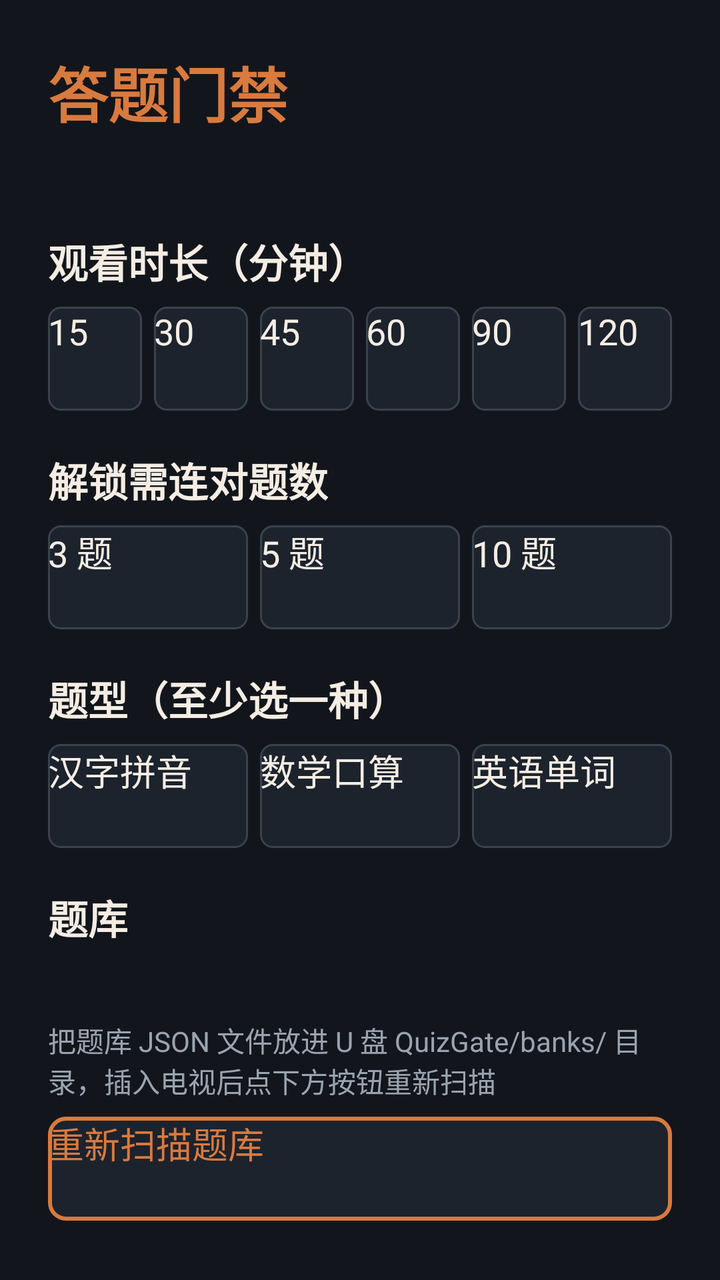
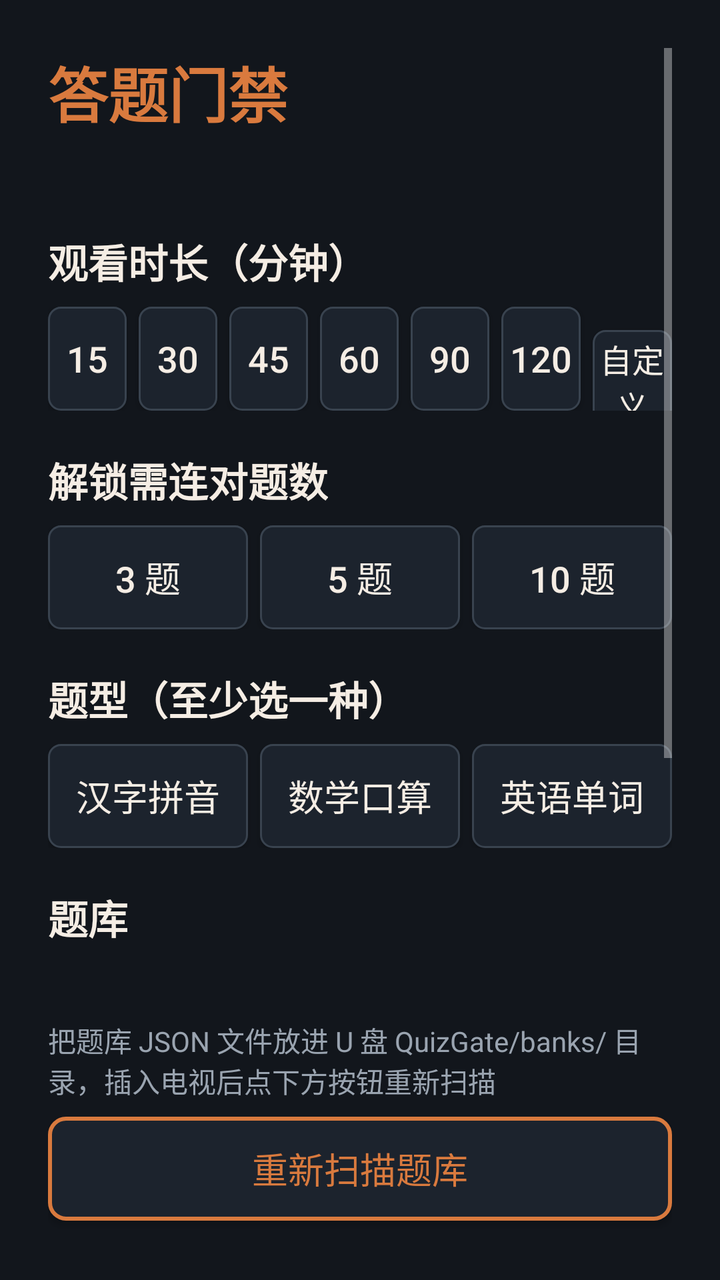

Before-and-after screenshots of an Android layout around one commit, followed by the original layout XML and the change that was made.
<!-- AndroidManifest.xml: application theme Theme.QuizGate -->
<!-- res/layout/activity_main.xml -->
<?xml version="1.0" encoding="utf-8"?>
<ScrollView xmlns:android="http://schemas.android.com/apk/res/android"
    android:layout_width="match_parent"
    android:layout_height="match_parent"
    android:background="@color/bg"
    android:padding="24dp">

    <LinearLayout
        android:layout_width="match_parent"
        android:layout_height="wrap_content"
        android:orientation="vertical">

        <TextView
            android:layout_width="wrap_content"
            android:layout_height="wrap_content"
            android:text="@string/app_name"
            android:textColor="@color/accent"
            android:textSize="30sp"
            android:textStyle="bold" />

        <TextView
            android:id="@+id/tv_status"
            android:layout_width="wrap_content"
            android:layout_height="wrap_content"
            android:layout_marginTop="4dp"
            android:textColor="@color/text_secondary"
            android:textSize="18sp" />

        <TextView
            android:layout_width="wrap_content"
            android:layout_height="wrap_content"
            android:layout_marginTop="20dp"
            android:text="观看时长（分钟）"
            android:textColor="@color/text"
            android:textSize="20sp"
            android:textStyle="bold" />

        <LinearLayout
            android:layout_width="match_parent"
            android:layout_height="wrap_content"
            android:layout_marginTop="8dp"
            android:orientation="horizontal">

            <ToggleButton
                android:id="@+id/tg_m15"
                android:layout_width="0dp"
                android:layout_height="52dp"
                android:layout_weight="1"
                android:background="@drawable/bg_toggle"
                android:textColor="@color/text"
                android:textOff="15"
                android:textOn="15"
                android:textSize="18sp" />

            <ToggleButton
                android:id="@+id/tg_m30"
                android:layout_width="0dp"
                android:layout_height="52dp"
                android:layout_marginStart="6dp"
                android:layout_weight="1"
                android:background="@drawable/bg_toggle"
                android:textColor="@color/text"
                android:textOff="30"
                android:textOn="30"
                android:textSize="18sp" />

            <ToggleButton
                android:id="@+id/tg_m45"
                android:layout_width="0dp"
                android:layout_height="52dp"
                android:layout_marginStart="6dp"
                android:layout_weight="1"
                android:background="@drawable/bg_toggle"
                android:textColor="@color/text"
                android:textOff="45"
                android:textOn="45"
                android:textSize="18sp" />

            <ToggleButton
                android:id="@+id/tg_m60"
                android:layout_width="0dp"
                android:layout_height="52dp"
                android:layout_marginStart="6dp"
                android:layout_weight="1"
                android:background="@drawable/bg_toggle"
                android:textColor="@color/text"
                android:textOff="60"
                android:textOn="60"
                android:textSize="18sp" />

            <ToggleButton
                android:id="@+id/tg_m90"
                android:layout_width="0dp"
                android:layout_height="52dp"
                android:layout_marginStart="6dp"
                android:layout_weight="1"
                android:background="@drawable/bg_toggle"
                android:textColor="@color/text"
                android:textOff="90"
                android:textOn="90"
                android:textSize="18sp" />

            <ToggleButton
                android:id="@+id/tg_m120"
                android:layout_width="0dp"
                android:layout_height="52dp"
                android:layout_marginStart="6dp"
                android:layout_weight="1"
                android:background="@drawable/bg_toggle"
                android:textColor="@color/text"
                android:textOff="120"
                android:textOn="120"
                android:textSize="18sp" />
        </LinearLayout>

        <TextView
            android:layout_width="wrap_content"
            android:layout_height="wrap_content"
            android:layout_marginTop="20dp"
            android:text="解锁需连对题数"
            android:textColor="@color/text"
            android:textSize="20sp"
            android:textStyle="bold" />

        <LinearLayout
            android:layout_width="match_parent"
            android:layout_height="wrap_content"
            android:layout_marginTop="8dp"
            android:orientation="horizontal">

            <ToggleButton
                android:id="@+id/tg_s3"
                android:layout_width="0dp"
                android:layout_height="52dp"
                android:layout_weight="1"
                android:background="@drawable/bg_toggle"
                android:textColor="@color/text"
                android:textOff="3 题"
                android:textOn="3 题"
                android:textSize="18sp" />

            <ToggleButton
                android:id="@+id/tg_s5"
                android:layout_width="0dp"
                android:layout_height="52dp"
                android:layout_marginStart="6dp"
                android:layout_weight="1"
                android:background="@drawable/bg_toggle"
                android:textColor="@color/text"
                android:textOff="5 题"
                android:textOn="5 题"
                android:textSize="18sp" />

            <ToggleButton
                android:id="@+id/tg_s10"
                android:layout_width="0dp"
                android:layout_height="52dp"
                android:layout_marginStart="6dp"
                android:layout_weight="1"
                android:background="@drawable/bg_toggle"
                android:textColor="@color/text"
                android:textOff="10 题"
                android:textOn="10 题"
                android:textSize="18sp" />
        </LinearLayout>

        <TextView
            android:layout_width="wrap_content"
            android:layout_height="wrap_content"
            android:layout_marginTop="20dp"
            android:text="题型（至少选一种）"
            android:textColor="@color/text"
            android:textSize="20sp"
            android:textStyle="bold" />

        <LinearLayout
            android:layout_width="match_parent"
            android:layout_height="wrap_content"
            android:layout_marginTop="8dp"
            android:orientation="horizontal">

            <ToggleButton
                android:id="@+id/tg_pinyin"
                android:layout_width="0dp"
                android:layout_height="52dp"
                android:layout_weight="1"
                android:background="@drawable/bg_toggle"
                android:textColor="@color/text"
                android:textOff="汉字拼音"
                android:textOn="汉字拼音"
                android:textSize="18sp" />

            <ToggleButton
                android:id="@+id/tg_math"
                android:layout_width="0dp"
                android:layout_height="52dp"
                android:layout_marginStart="6dp"
                android:layout_weight="1"
                android:background="@drawable/bg_toggle"
                android:textColor="@color/text"
                android:textOff="数学口算"
                android:textOn="数学口算"
                android:textSize="18sp" />

            <ToggleButton
                android:id="@+id/tg_word"
                android:layout_width="0dp"
                android:layout_height="52dp"
                android:layout_marginStart="6dp"
                android:layout_weight="1"
                android:background="@drawable/bg_toggle"
                android:textColor="@color/text"
                android:textOff="英语单词"
                android:textOn="英语单词"
                android:textSize="18sp" />
        </LinearLayout>

        <TextView
            android:layout_width="wrap_content"
            android:layout_height="wrap_content"
            android:layout_marginTop="20dp"
            android:text="题库"
            android:textColor="@color/text"
            android:textSize="20sp"
            android:textStyle="bold" />

        <TextView
            android:id="@+id/tv_bank_info"
            android:layout_width="match_parent"
            android:layout_height="wrap_content"
            android:layout_marginTop="8dp"
            android:textColor="@color/text_secondary"
            android:textSize="18sp" />

        <TextView
            android:layout_width="match_parent"
            android:layout_height="wrap_content"
            android:layout_marginTop="4dp"
            android:text="把题库 JSON 文件放进 U 盘 QuizGate/banks/ 目录，插入电视后点下方按钮重新扫描"
            android:textColor="@color/text_secondary"
            android:textSize="14sp" />

        <Button
            android:id="@+id/btn_rescan_bank"
            android:layout_width="match_parent"
            android:layout_height="52dp"
            android:layout_marginTop="8dp"
            android:background="@drawable/bg_button_secondary"
            android:text="重新扫描题库"
            android:textColor="@color/accent"
            android:textSize="18sp" />

        <TextView
            android:layout_width="wrap_content"
            android:layout_height="wrap_content"
            android:layout_marginTop="20dp"
            android:text="家长 PIN"
            android:textColor="@color/text"
            android:textSize="20sp"
            android:textStyle="bold" />

        <Button
            android:id="@+id/btn_change_pin"
            android:layout_width="match_parent"
            android:layout_height="52dp"
            android:layout_marginTop="8dp"
            android:background="@drawable/bg_button_secondary"
            android:text="修改 PIN（默认 1234，请尽快修改）"
            android:textColor="@color/accent"
            android:textSize="18sp" />

        <TextView
            android:layout_width="wrap_content"
            android:layout_height="wrap_content"
            android:layout_marginTop="20dp"
            android:text="系统设置（防绕过）"
            android:textColor="@color/text"
            android:textSize="20sp"
            android:textStyle="bold" />

        <Button
            android:id="@+id/btn_overlay_perm"
            android:layout_width="match_parent"
            android:layout_height="52dp"
            android:layout_marginTop="8dp"
            android:background="@drawable/bg_button_secondary"
            android:text="开启悬浮窗权限（锁屏防绕过必需）"
            android:textColor="@color/accent"
            android:textSize="18sp" />

        <Button
            android:id="@+id/btn_default_home"
            android:layout_width="match_parent"
            android:layout_height="52dp"
            android:layout_marginTop="8dp"
            android:background="@drawable/bg_button_secondary"
            android:text="设为默认桌面（可选增强，防 HOME 绕过）"
            android:textColor="@color/accent"
            android:textSize="18sp" />

        <Button
            android:id="@+id/btn_start_timer"
            android:layout_width="match_parent"
            android:layout_height="64dp"
            android:layout_marginTop="28dp"
            android:background="@drawable/bg_button_primary"
            android:text="开始计时"
            android:textColor="@color/dark_on_accent"
            android:textSize="22sp"
            android:textStyle="bold" />

        <Button
            android:id="@+id/btn_lock_now"
            android:layout_width="match_parent"
            android:layout_height="52dp"
            android:layout_marginTop="10dp"
            android:layout_marginBottom="24dp"
            android:background="@drawable/bg_button_secondary"
            android:text="立即锁定（测试）"
            android:textColor="@color/accent"
            android:textSize="18sp" />
    </LinearLayout>
</ScrollView>
<!-- resources referenced by this layout -->
<resources>
  <color name="accent">#D97A3E</color>
  <color name="bg">#12161C</color>
  <color name="dark_on_accent">#1A1208</color>
  <color name="text">#F5EDE4</color>
  <color name="text_secondary">#9AA4B0</color>
  <!-- drawable bg_button_primary (drawable) -->
  <?xml version="1.0" encoding="utf-8"?>
  <selector xmlns:android="http://schemas.android.com/apk/res/android">
      <item android:state_pressed="true">
          <shape android:shape="rectangle">
              <solid android:color="@color/card_pressed" />
              <corners android:radius="8dp" />
          </shape>
      </item>
      <item android:state_focused="true">
          <shape android:shape="rectangle">
              <solid android:color="@color/card_pressed" />
              <stroke android:width="3dp" android:color="@color/text" />
              <corners android:radius="8dp" />
          </shape>
      </item>
      <item>
          <shape android:shape="rectangle">
              <solid android:color="@color/accent" />
              <corners android:radius="8dp" />
          </shape>
      </item>
  </selector>
  <!-- drawable bg_button_secondary (drawable) -->
  <?xml version="1.0" encoding="utf-8"?>
  <selector xmlns:android="http://schemas.android.com/apk/res/android">
      <item android:state_pressed="true">
          <shape android:shape="rectangle">
              <solid android:color="@color/card_pressed" />
              <stroke android:width="3dp" android:color="@color/accent" />
              <corners android:radius="8dp" />
          </shape>
      </item>
      <item android:state_focused="true">
          <shape android:shape="rectangle">
              <solid android:color="@color/card_pressed" />
              <stroke android:width="3dp" android:color="@color/accent" />
              <corners android:radius="8dp" />
          </shape>
      </item>
      <item>
          <shape android:shape="rectangle">
              <solid android:color="@color/card" />
              <stroke android:width="2dp" android:color="@color/accent" />
              <corners android:radius="8dp" />
          </shape>
      </item>
  </selector>
  <!-- drawable bg_toggle (drawable) -->
  <?xml version="1.0" encoding="utf-8"?>
  <selector xmlns:android="http://schemas.android.com/apk/res/android">
      <item android:state_checked="true">
          <shape android:shape="rectangle">
              <solid android:color="@color/accent" />
              <corners android:radius="6dp" />
          </shape>
      </item>
      <item android:state_focused="true">
          <shape android:shape="rectangle">
              <solid android:color="@color/card_pressed" />
              <stroke android:width="2dp" android:color="@color/accent" />
              <corners android:radius="6dp" />
          </shape>
      </item>
      <item>
          <shape android:shape="rectangle">
              <solid android:color="@color/card" />
              <stroke android:width="1dp" android:color="@color/stroke" />
              <corners android:radius="6dp" />
          </shape>
      </item>
  </selector>
  <string name="app_name">答题门禁</string>
  <style name="Theme.QuizGate" parent="@android:style/Theme.Material.NoTitleBar">
          <item name="android:windowFullscreen">true</item>
          <item name="android:colorBackground">@color/bg</item>
          <item name="android:windowBackground">@color/bg</item>
          <item name="android:textColorPrimary">@color/text</item>
      </style>
  <color name="card_pressed">#2A3442</color>
  <color name="card">#1C232D</color>
  <color name="stroke">#39434F</color>
</resources>

<!-- the commit's change to res/layout/activity_main.xml (unified diff, before → after) -->
@@ -111,7 +111,28 @@
                 android:textOff="120"
                 android:textOn="120"
                 android:textSize="18sp" />
+
+            <ToggleButton
+                android:id="@+id/tg_custom"
+                android:layout_width="0dp"
+                android:layout_height="52dp"
+                android:layout_marginStart="6dp"
+                android:layout_weight="1"
+                android:background="@drawable/bg_toggle"
+                android:textColor="@color/text"
+                android:textOff="自定义"
+                android:textOn="自定义"
+                android:textSize="16sp" />
         </LinearLayout>
+
+        <TextView
+            android:id="@+id/tv_custom_info"
+            android:layout_width="wrap_content"
+            android:layout_height="wrap_content"
+            android:layout_marginTop="6dp"
+            android:textColor="@color/accent"
+            android:textSize="16sp"
+            android:visibility="gone" />
 
         <TextView
             android:layout_width="wrap_content"
<!-- resource entries referenced after the edit -->
@@ -78,7 +78,7 @@
       </item>
   </selector>
   <string name="app_name">答题门禁</string>
-  <style name="Theme.QuizGate" parent="@android:style/Theme.Material.NoTitleBar">
+  <style name="Theme.QuizGate" parent="android:Theme.Material.NoActionBar">
           <item name="android:windowFullscreen">true</item>
           <item name="android:colorBackground">@color/bg</item>
           <item name="android:windowBackground">@color/bg</item>
